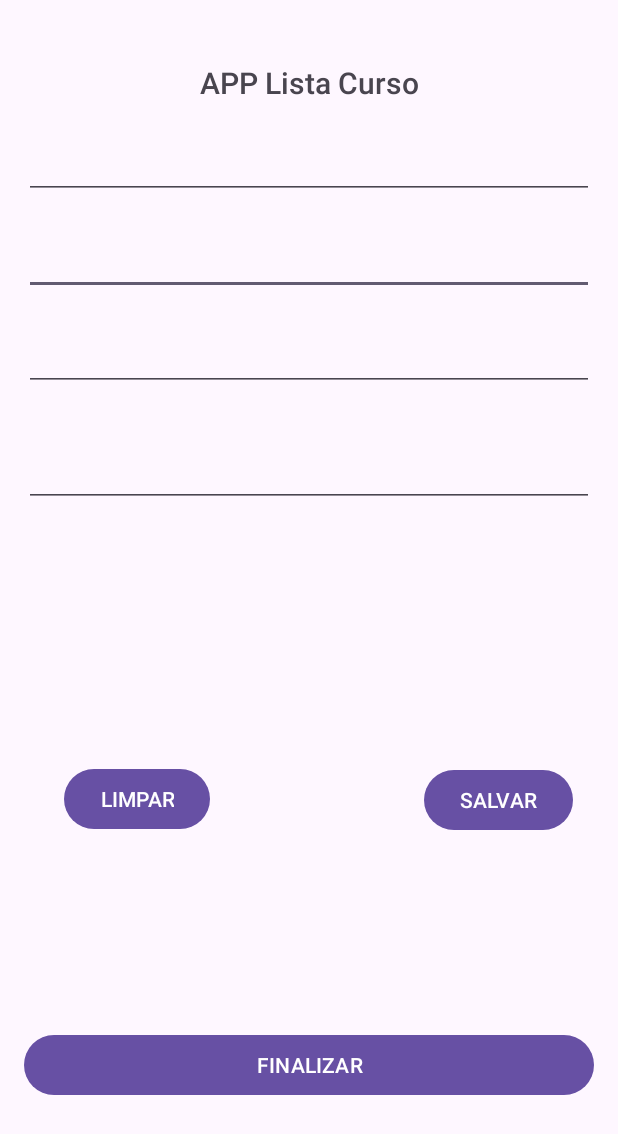
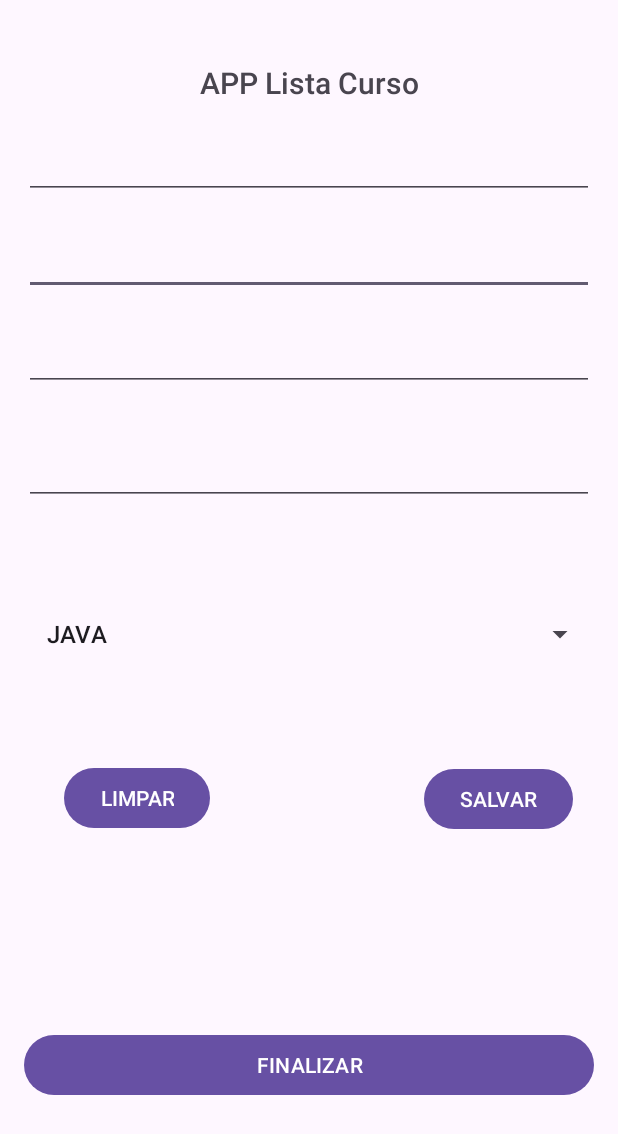
Before and after one commit to Joaovgsn/APP-LISTA-CURSO, an Android app: the screen it shows after launch (MainActivity), on a phone screen of 412 x 824 dp. Shown: the top 1134 px of the screen. Run offline under Robolectric (Android 15) with nearby library versions, the phone set to English and light mode, and no system bars.

Commit message:
Lista spinner iniciada

```diff
--- a/app/src/main/AndroidManifest.xml
+++ b/app/src/main/AndroidManifest.xml
@@ -6,9 +6,9 @@
         android:allowBackup="true"
         android:dataExtractionRules="@xml/data_extraction_rules"
         android:fullBackupContent="@xml/backup_rules"
-        android:icon="@mipmap/ic_launcher"
+        android:icon="@drawable/ic_launcher_background"
         android:label="@string/app_name"
-        android:roundIcon="@mipmap/ic_launcher_round"
+        android:roundIcon="@drawable/ic_launcher_background"
         android:supportsRtl="true"
         android:theme="@style/Theme.Teste04"
         tools:targetApi="31">
--- a/app/src/main/java/View/MainActivity.java
+++ b/app/src/main/java/View/MainActivity.java
@@ -9,38 +9,51 @@ import android.content.SharedPreferences;
 import android.os.Bundle;
 import android.util.Log;
 import android.view.View;
+import android.widget.AdapterView;
+import android.widget.ArrayAdapter;
 import android.widget.Button;
 import android.widget.EditText;
+import android.widget.Spinner;
 import android.widget.Toast;
 
 import com.example.teste04.R;
 
+import java.util.List;
+
+import controller.CursoController;
 import controller.PessoaController;
 import model.Pessoa;
 
 public class MainActivity extends AppCompatActivity {
 
     Pessoa pessoa;
+    CursoController cursoController;
     PessoaController controller;
     EditText PrimeiroNome, SobreNome, CursoDesejado, TelefoneContato;
     Button onclick, LIMPAR, SALVAR, FINALIZAR;
+    List<String> nomesCursos;
+    Spinner spinner;
 
     @Override
     protected void onCreate(Bundle savedInstanceState) {
         super.onCreate(savedInstanceState);
         setContentView(R.layout.activity_main);
 
+
         pessoa = new Pessoa();
         controller = new PessoaController(MainActivity.this);
         controller.toString();
         controller.buscar(pessoa);
 
+        cursoController = new CursoController();
+        nomesCursos = cursoController.dadosSpinner();
 
         PrimeiroNome = findViewById(R.id.editPrimeiroNome);
         SobreNome = findViewById(R.id.editSobreNome);
         CursoDesejado = findViewById(R.id.editCursoDesejado);
         TelefoneContato = findViewById(R.id.TelefoneContato);
 
+        spinner = findViewById(R.id.spinner);
 
         PrimeiroNome.setText(pessoa.getPrimeiroNome());
         SobreNome.setText(pessoa.getSobrenome());
@@ -48,11 +61,13 @@ public class MainActivity extends AppCompatActivity {
         TelefoneContato.setText(pessoa.getTelefoneContato());
 
         LIMPAR = findViewById(R.id.LIMPAR);
-
         SALVAR = findViewById(R.id.SALVAR);
-
         FINALIZAR = findViewById(R.id.FINALIZAR);
 
+        ArrayAdapter<String> adapter = new ArrayAdapter<>(this, android.R.layout.simple_list_item_1,
+                cursoController.dadosSpinner());
+        adapter.setDropDownViewResource(android.R.layout.simple_list_item_1);
+        spinner.setAdapter(adapter);
 
     FINALIZAR.setOnClickListener(new View.OnClickListener(){
         @Override
@@ -84,7 +99,6 @@ public class MainActivity extends AppCompatActivity {
             controller.limpar();
         }
     });
-        Log.i("PooAndroid",pessoa.toString());
+    Log.i("PooAndroid",pessoa.toString());
     }
-
 }
--- /dev/null
+++ b/app/src/main/java/controller/CursoController.java
@@ -0,0 +1,31 @@
+package controller;
+
+import java.util.ArrayList;
+import java.util.List;
+
+import model.Curso;
+
+public class CursoController {
+
+    private List listCurso;
+
+    public List getlistCurso() {
+        listCurso =  new ArrayList<Curso>();
+        listCurso.add(new Curso("JAVA"));
+        listCurso.add(new Curso("PYTHON"));
+        listCurso.add(new Curso("C#"));
+        listCurso.add(new Curso("C"));
+        listCurso.add(new Curso("KOTLIN"));
+
+        return listCurso;
+    }
+    public ArrayList<String> dadosSpinner(){
+        ArrayList<String> dados = new ArrayList<>();
+
+        for (int i = 0;i < getlistCurso().size();i++){
+            Curso objeto = (Curso) getlistCurso().get(i);
+            dados.add(objeto.getCursoDesejado());
+        }
+        return dados;
+    }
+}
--- a/app/src/main/java/model/Curso.java
+++ b/app/src/main/java/model/Curso.java
@@ -1,4 +1,18 @@
 package model;
 
 public class Curso {
+
+    private String cursoDesejado;
+
+    public Curso(String cursoDesejado){
+        this.cursoDesejado = cursoDesejado;
+    }
+
+        public String getCursoDesejado(){
+        return cursoDesejado;
+        }
+
+    public void setCursoDesejado(String cursoDesejado) {
+        this.cursoDesejado = cursoDesejado;
+    }
 }
--- a/app/src/main/res/layout/activity_main.xml
+++ b/app/src/main/res/layout/activity_main.xml
@@ -1,4 +1,5 @@
 <?xml version="1.0" encoding="utf-8"?>
+
 <androidx.constraintlayout.widget.ConstraintLayout xmlns:android="http://schemas.android.com/apk/res/android"
     xmlns:app="http://schemas.android.com/apk/res-auto"
     xmlns:tools="http://schemas.android.com/tools"
@@ -16,7 +17,7 @@
         android:width="16dp"
         android:ems="10"
         android:inputType="text"
-        android:text="SobreNome"
+        android:text="@string/sobrenome"
         app:layout_constraintEnd_toEndOf="parent"
         app:layout_constraintStart_toStartOf="parent"
         app:layout_constraintTop_toBottomOf="@+id/editPrimeiroNome" />
@@ -30,7 +31,7 @@
         android:width="16dp"
         android:ems="10"
         android:inputType="text"
-        android:text="CursoDesejado"
+        android:text="@string/cursodesejado"
         app:layout_constraintEnd_toEndOf="parent"
         app:layout_constraintStart_toStartOf="parent"
         app:layout_constraintTop_toBottomOf="@+id/editSobreNome" />
@@ -43,19 +44,20 @@
         android:width="16dp"
         android:ems="10"
         android:inputType="text"
-        android:text="TelefoneContato"
+        android:text="@string/telefonecontato"
         app:layout_constraintBottom_toBottomOf="parent"
         app:layout_constraintEnd_toEndOf="parent"
+        app:layout_constraintHorizontal_bias="0.531"
         app:layout_constraintStart_toStartOf="parent"
         app:layout_constraintTop_toBottomOf="@+id/editCursoDesejado"
-        app:layout_constraintVertical_bias="0.028" />
+        app:layout_constraintVertical_bias="0.025" />
 
     <TextView
         android:id="@+id/textView2"
         android:layout_width="wrap_content"
         android:layout_height="wrap_content"
         android:fontFamily="sans-serif-medium"
-        android:text="APP Lista Curso"
+        android:text="@string/app_lista_curso"
         android:textSize="20sp"
         app:layout_constraintBottom_toBottomOf="parent"
         app:layout_constraintEnd_toEndOf="parent"
@@ -68,7 +70,7 @@
         android:layout_width="wrap_content"
         android:layout_height="wrap_content"
         android:layout_marginEnd="30dp"
-        android:text="SALVAR"
+        android:text="@string/salvar"
         app:layout_constraintBottom_toTopOf="@+id/FINALIZAR"
         app:layout_constraintEnd_toEndOf="parent"
         app:layout_constraintTop_toBottomOf="@+id/TelefoneContato"
@@ -79,7 +81,7 @@
         android:layout_width="wrap_content"
         android:layout_height="wrap_content"
         android:layout_marginEnd="30dp"
-        android:text="LIMPAR"
+        android:text="@string/limpar"
         app:layout_constraintBottom_toTopOf="@+id/FINALIZAR"
         app:layout_constraintEnd_toStartOf="@+id/SALVAR"
         app:layout_constraintHorizontal_bias="0.274"
@@ -92,12 +94,21 @@
         android:layout_width="match_parent"
         android:layout_height="wrap_content"
         android:layout_margin="16dp"
-        android:text="FINALIZAR"
+        android:text="@string/finalizar"
         app:layout_constraintBottom_toBottomOf="parent"
         app:layout_constraintEnd_toEndOf="parent"
         app:layout_constraintStart_toStartOf="parent"
         app:layout_constraintTop_toBottomOf="@+id/TelefoneContato"
         app:layout_constraintVertical_bias="0.818" />
+
+    <Spinner
+        android:id="@+id/spinner"
+        android:layout_width="382dp"
+        android:layout_height="48dp"
+        app:layout_constraintBottom_toTopOf="@+id/SALVAR"
+        app:layout_constraintEnd_toEndOf="parent"
+        app:layout_constraintStart_toStartOf="parent"
+        app:layout_constraintTop_toBottomOf="@+id/TelefoneContato" />
 
     <EditText
         android:id="@+id/editPrimeiroNome"
@@ -107,7 +118,7 @@
         android:width="16dp"
         android:ems="10"
         android:inputType="text"
-        android:text="Primeiro Nome"
+        android:text="@string/primeiro_nome"
         app:layout_constraintEnd_toEndOf="parent"
         app:layout_constraintStart_toStartOf="parent"
         app:layout_constraintTop_toBottomOf="@+id/textView2" />
--- a/app/src/main/res/values/strings.xml
+++ b/app/src/main/res/values/strings.xml
@@ -1,3 +1,11 @@
 <resources>
     <string name="app_name">Teste04</string>
+    <string name="sobrenome">SobreNome</string>
+    <string name="cursodesejado">CursoDesejado</string>
+    <string name="telefonecontato">TelefoneContato</string>
+    <string name="app_lista_curso">APP Lista Curso</string>
+    <string name="salvar">SALVAR</string>
+    <string name="limpar">LIMPAR</string>
+    <string name="finalizar">FINALIZAR</string>
+    <string name="primeiro_nome">Primeiro Nome</string>
 </resources>
```
